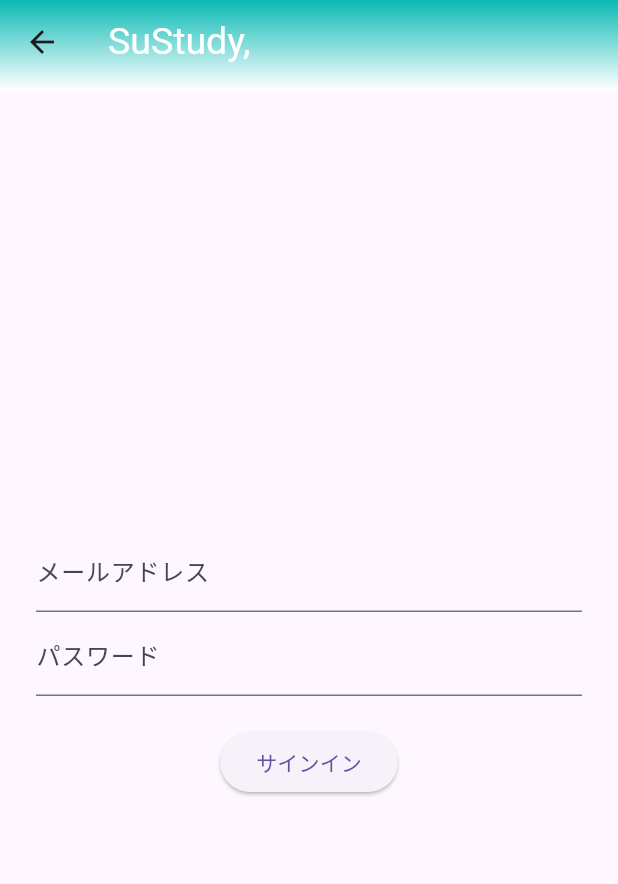
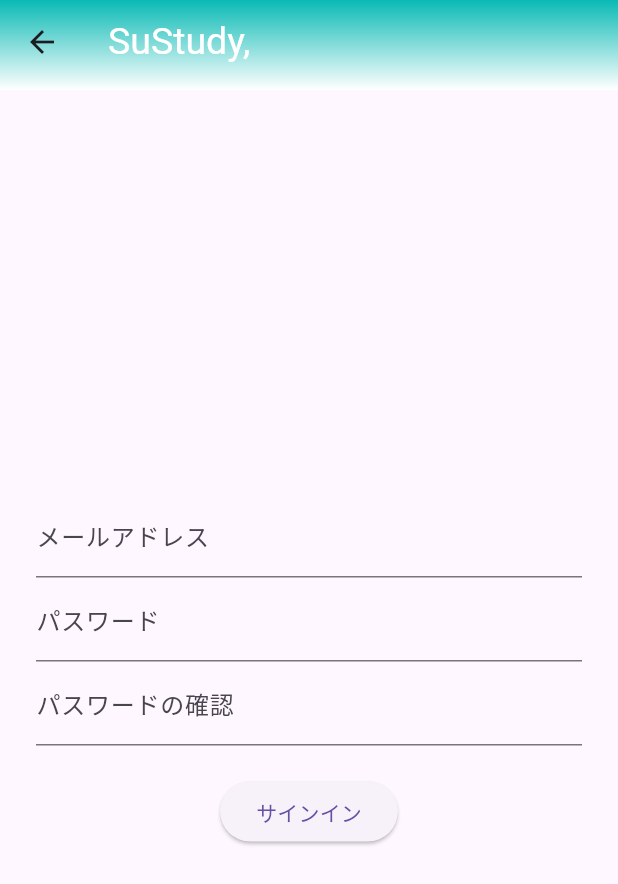
Before and after one commit to enPiT-aiphone/SuStudy, a Flutter app: the SignInScreen screen opened directly, on a phone screen of 412 x 824 dp. Shown: the top 884 px of the screen. Run offline on Flutter 3.47's test engine with Material 3 defaults, Android fonts, the phone set to English and light mode, and no system bars; our stand-ins replace cloud_firestore, firebase_auth, firebase_core, firebase_messaging, flutter_local_notifications, table_calendar; accounts and stored records are empty; network calls fail; statements that could not run were skipped.

Commit message:
ログイン時にエラーメッセージを追加

```diff
--- a/lib/presentation/component/authentication/log_in.dart
+++ b/lib/presentation/component/authentication/log_in.dart
@@ -9,9 +9,10 @@ class LogInScreen extends StatefulWidget {
 class _LogInScreenState extends State<LogInScreen> {
   String _email = '';
   String _password = '';
+  String? _errorMessage; // エラーメッセージを保存する変数
 
   @override
-    Widget build(BuildContext context) {
+  Widget build(BuildContext context) {
     return Scaffold(
       appBar: PreferredSize(
         preferredSize: const Size.fromHeight(60.0), // AppBarの高さを設定
@@ -32,8 +33,8 @@ class _LogInScreenState extends State<LogInScreen> {
                 Text(
                   'SuStudy, ',
                   style: TextStyle(
-                    fontSize: 25,  // フォントサイズを20に設定
-                    color: Colors.white,  // 文字色を白に設定
+                    fontSize: 25, // フォントサイズを20に設定
+                    color: Colors.white, // 文字色を白に設定
                   ),
                 ),
               ],
@@ -46,6 +47,13 @@ class _LogInScreenState extends State<LogInScreen> {
         child: Column(
           mainAxisAlignment: MainAxisAlignment.center,
           children: [
+            // エラーメッセージを表示するウィジェット
+            if (_errorMessage != null)
+              Text(
+                _errorMessage!,
+                style: TextStyle(color: Colors.red),
+              ),
+            SizedBox(height: 10),
             TextFormField(
               decoration: InputDecoration(labelText: 'メールアドレス'),
               onChanged: (value) => setState(() => _email = value),
@@ -58,6 +66,9 @@ class _LogInScreenState extends State<LogInScreen> {
             SizedBox(height: 20),
             ElevatedButton(
               onPressed: () async {
+                setState(() {
+                  _errorMessage = null; // エラーメッセージをリセット
+                });
                 try {
                   final user = await FirebaseAuth.instance
                       .signInWithEmailAndPassword(
@@ -66,7 +77,23 @@ class _LogInScreenState extends State<LogInScreen> {
                     print('ログイン成功: ${user.user?.email}');
                     Navigator.pop(context);
                   }
+                } on FirebaseAuthException catch (e) {
+                  // エラーメッセージを設定
+                  setState(() {
+                    if (e.code == 'user-not-found') {
+                      _errorMessage = 'このメールアドレスのユーザーは見つかりません。';
+                    } else if (e.code == 'wrong-password') {
+                      _errorMessage = 'パスワードが間違っています。';
+                    } else if (e.code == 'invalid-email') {
+                      _errorMessage = '有効なメールアドレスを入力してください。';
+                    } else {
+                      _errorMessage = 'エラーが発生しました。もう一度お試しください。';
+                    }
+                  });
                 } catch (e) {
+                  setState(() {
+                    _errorMessage = '予期しないエラーが発生しました。';
+                  });
                   print('ログインエラー: $e');
                 }
               },
--- a/lib/presentation/component/authentication/sign_in.dart
+++ b/lib/presentation/component/authentication/sign_in.dart
@@ -9,6 +9,8 @@ class SignInScreen extends StatefulWidget {
 class _SignInScreenState extends State<SignInScreen> {
   String _email = '';
   String _password = '';
+  String _confirmPassword = ''; // 確認用パスワードを保存する変数
+  String? _errorMessage; // エラーメッセージを保存するための変数
 
   @override
   Widget build(BuildContext context) {
@@ -46,6 +48,13 @@ class _SignInScreenState extends State<SignInScreen> {
         child: Column(
           mainAxisAlignment: MainAxisAlignment.center,
           children: [
+            // エラーメッセージを表示するウィジェット
+            if (_errorMessage != null)
+              Text(
+                _errorMessage!,
+                style: TextStyle(color: Colors.red),
+              ),
+            SizedBox(height: 10),
             TextFormField(
               decoration: InputDecoration(labelText: 'メールアドレス'),
               onChanged: (value) => setState(() => _email = value),
@@ -55,9 +64,26 @@ class _SignInScreenState extends State<SignInScreen> {
               obscureText: true,
               onChanged: (value) => setState(() => _password = value),
             ),
+            TextFormField(
+              decoration: InputDecoration(labelText: 'パスワードの確認'),
+              obscureText: true,
+              onChanged: (value) => setState(() => _confirmPassword = value),
+            ),
             SizedBox(height: 20),
             ElevatedButton(
               onPressed: () async {
+                setState(() {
+                  _errorMessage = null; // エラーが発生する前にリセット
+                });
+
+                // パスワードと確認用パスワードが一致しているかチェック
+                if (_password != _confirmPassword) {
+                  setState(() {
+                    _errorMessage = 'パスワードが一致しません。';
+                  });
+                  return;
+                }
+
                 try {
                   final userCredential = await FirebaseAuth.instance
                       .createUserWithEmailAndPassword(
@@ -83,7 +109,23 @@ class _SignInScreenState extends State<SignInScreen> {
                       ),
                     );
                   }
+                } on FirebaseAuthException catch (e) {
+                  // エラーメッセージを設定
+                  setState(() {
+                    if (e.code == 'email-already-in-use') {
+                      _errorMessage = 'このメールアドレスは既に使用されています。';
+                    } else if (e.code == 'invalid-email') {
+                      _errorMessage = '有効なメールアドレスを入力してください。';
+                    } else if (e.code == 'weak-password') {
+                      _errorMessage = 'パスワードは6文字以上にしてください。';
+                    } else {
+                      _errorMessage = 'エラーが発生しました。もう一度お試しください。';
+                    }
+                  });
                 } catch (e) {
+                  setState(() {
+                    _errorMessage = '予期しないエラーが発生しました。';
+                  });
                   print('登録エラー: $e');
                 }
               },
```
